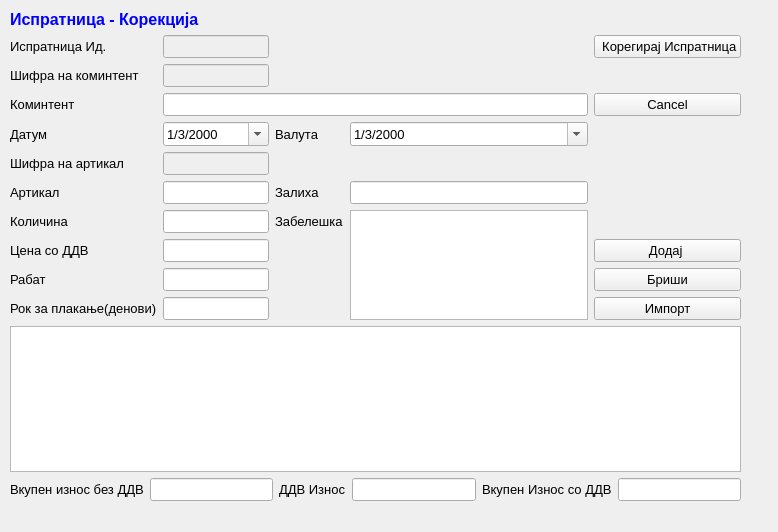
srgank/sterna_x, file sterna/Ispratnici/ispratnicikorekcija.ui: the form before one commit.
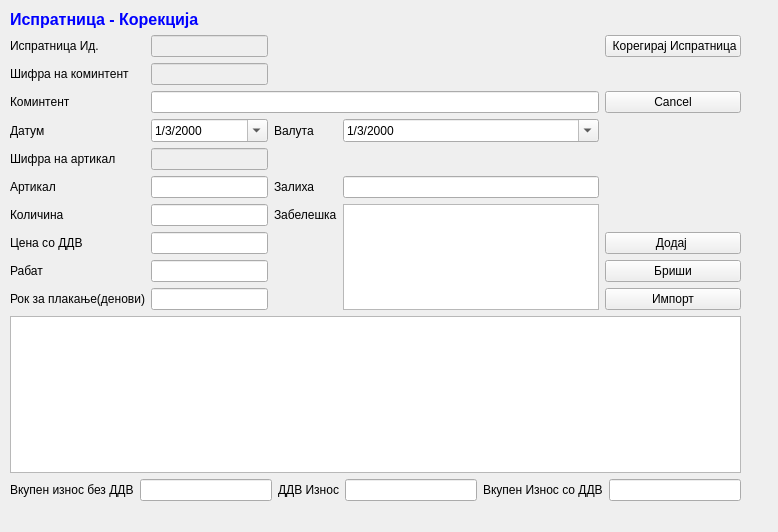
The form after the commit. Icons and pictures are not drawn.

The edit to the form file:
```diff
--- a/sterna/Ispratnici/ispratnicikorekcija.ui
+++ b/sterna/Ispratnici/ispratnicikorekcija.ui
@@ -22,22 +22,12 @@
      <height>491</height>
     </rect>
    </property>
-   <property name="font">
-    <font>
-     <pointsize>10</pointsize>
-    </font>
-   </property>
    <layout class="QGridLayout" name="gridLayout">
     <item row="1" column="1">
      <widget class="QLineEdit" name="lineEdit_5">
       <property name="enabled">
        <bool>false</bool>
       </property>
-      <property name="font">
-       <font>
-        <pointsize>10</pointsize>
-       </font>
-      </property>
      </widget>
     </item>
     <item row="6" column="1">
@@ -45,11 +35,6 @@
       <property name="enabled">
        <bool>true</bool>
       </property>
-      <property name="font">
-       <font>
-        <pointsize>10</pointsize>
-       </font>
-      </property>
       <property name="toolTip">
        <string>&lt;html&gt;&lt;head/&gt;&lt;body&gt;&lt;p&gt;Притисни ЕНТЕР за да те однесе во листата&lt;/p&gt;&lt;/body&gt;&lt;/html&gt;</string>
       </property>
@@ -60,11 +45,6 @@
     </item>
     <item row="8" column="4">
      <widget class="QPushButton" name="pushButton_3">
-      <property name="font">
-       <font>
-        <pointsize>10</pointsize>
-       </font>
-      </property>
       <property name="text">
        <string>Додај </string>
       </property>
@@ -72,11 +52,6 @@
     </item>
     <item row="0" column="0" colspan="2">
      <widget class="QLabel" name="label_4">
-      <property name="font">
-       <font>
-        <pointsize>10</pointsize>
-       </font>
-      </property>
       <property name="text">
        <string>&lt;!DOCTYPE HTML PUBLIC &quot;-//W3C//DTD HTML 4.0//EN&quot; &quot;http://www.w3.org/TR/REC-html40/strict.dtd&quot;&gt;
 &lt;html&gt;&lt;head&gt;&lt;meta name=&quot;qrichtext&quot; content=&quot;1&quot; /&gt;&lt;style type=&quot;text/css&quot;&gt;
@@ -88,11 +63,6 @@
     </item>
     <item row="1" column="0">
      <widget class="QLabel" name="label_7">
-      <property name="font">
-       <font>
-        <pointsize>10</pointsize>
-       </font>
-      </property>
       <property name="text">
        <string>Испратница Ид.</string>
       </property>
@@ -100,11 +70,6 @@
     </item>
     <item row="1" column="4">
      <widget class="QPushButton" name="pushButton_4">
-      <property name="font">
-       <font>
-        <pointsize>10</pointsize>
-       </font>
-      </property>
       <property name="text">
        <string> Корегирај Испратница</string>
       </property>
@@ -116,11 +81,6 @@
     </item>
     <item row="3" column="0">
      <widget class="QLabel" name="label">
-      <property name="font">
-       <font>
-        <pointsize>10</pointsize>
-       </font>
-      </property>
       <property name="text">
        <string>Коминтент</string>
       </property>
@@ -128,11 +88,6 @@
     </item>
     <item row="3" column="4">
      <widget class="QPushButton" name="pushButton_5">
-      <property name="font">
-       <font>
-        <pointsize>10</pointsize>
-       </font>
-      </property>
       <property name="text">
        <string>Cancel</string>
       </property>
@@ -140,11 +95,6 @@
     </item>
     <item row="4" column="0">
      <widget class="QLabel" name="label_2">
-      <property name="font">
-       <font>
-        <pointsize>10</pointsize>
-       </font>
-      </property>
       <property name="text">
        <string>Датум</string>
       </property>
@@ -152,11 +102,6 @@
     </item>
     <item row="6" column="0">
      <widget class="QLabel" name="label_3">
-      <property name="font">
-       <font>
-        <pointsize>10</pointsize>
-       </font>
-      </property>
       <property name="text">
        <string>Артикал</string>
       </property>
@@ -164,53 +109,26 @@
     </item>
     <item row="9" column="0">
      <widget class="QLabel" name="label_9">
-      <property name="font">
-       <font>
-        <pointsize>10</pointsize>
-       </font>
-      </property>
       <property name="text">
        <string>Рабат</string>
       </property>
      </widget>
     </item>
     <item row="9" column="1">
-     <widget class="QLineEdit" name="lineEdit_7">
-      <property name="font">
-       <font>
-        <pointsize>10</pointsize>
-       </font>
-      </property>
-     </widget>
+     <widget class="QLineEdit" name="lineEdit_7"/>
     </item>
     <item row="9" column="4">
      <widget class="QPushButton" name="pushButton_6">
-      <property name="font">
-       <font>
-        <pointsize>10</pointsize>
-       </font>
-      </property>
       <property name="text">
        <string>Бриши</string>
       </property>
      </widget>
     </item>
     <item row="11" column="0" colspan="5">
-     <widget class="QTableView" name="tableView">
-      <property name="font">
-       <font>
-        <pointsize>10</pointsize>
-       </font>
-      </property>
-     </widget>
+     <widget class="QTableView" name="tableView"/>
     </item>
     <item row="4" column="1">
      <widget class="QDateTimeEdit" name="dateTimeEdit">
-      <property name="font">
-       <font>
-        <pointsize>10</pointsize>
-       </font>
-      </property>
       <property name="date">
        <date>
         <year>2000</year>
@@ -248,11 +166,6 @@
       <property name="enabled">
        <bool>true</bool>
       </property>
-      <property name="font">
-       <font>
-        <pointsize>10</pointsize>
-       </font>
-      </property>
       <property name="toolTip">
        <string>&lt;html&gt;&lt;head/&gt;&lt;body&gt;&lt;p&gt;Притисни ЕНТЕР за да те однесе во листата&lt;/p&gt;&lt;/body&gt;&lt;/html&gt;</string>
       </property>
@@ -263,11 +176,6 @@
     </item>
     <item row="4" column="3">
      <widget class="QDateTimeEdit" name="dateTimeEdit_2">
-      <property name="font">
-       <font>
-        <pointsize>10</pointsize>
-       </font>
-      </property>
       <property name="date">
        <date>
         <year>2000</year>
@@ -285,11 +193,6 @@
     </item>
     <item row="4" column="2">
      <widget class="QLabel" name="label_12">
-      <property name="font">
-       <font>
-        <pointsize>10</pointsize>
-       </font>
-      </property>
       <property name="text">
        <string>Валута</string>
       </property>
@@ -297,11 +200,6 @@
     </item>
     <item row="7" column="2">
      <widget class="QLabel" name="label_11">
-      <property name="font">
-       <font>
-        <pointsize>10</pointsize>
-       </font>
-      </property>
       <property name="text">
        <string>Забелешка</string>
       </property>
@@ -309,53 +207,25 @@
     </item>
     <item row="6" column="2">
      <widget class="QLabel" name="label_8">
-      <property name="font">
-       <font>
-        <pointsize>10</pointsize>
-       </font>
-      </property>
       <property name="text">
        <string>Залиха</string>
       </property>
      </widget>
     </item>
     <item row="6" column="3">
-     <widget class="QLineEdit" name="lineEdit_6">
-      <property name="font">
-       <font>
-        <pointsize>10</pointsize>
-       </font>
-      </property>
-     </widget>
+     <widget class="QLineEdit" name="lineEdit_6"/>
     </item>
     <item row="7" column="3" rowspan="4">
      <widget class="QTextEdit" name="textEdit"/>
     </item>
     <item row="8" column="1">
-     <widget class="QLineEdit" name="lineEdit_3">
-      <property name="font">
-       <font>
-        <pointsize>10</pointsize>
-       </font>
-      </property>
-     </widget>
+     <widget class="QLineEdit" name="lineEdit_3"/>
     </item>
     <item row="7" column="1">
-     <widget class="QLineEdit" name="lineEdit_4">
-      <property name="font">
-       <font>
-        <pointsize>10</pointsize>
-       </font>
-      </property>
-     </widget>
+     <widget class="QLineEdit" name="lineEdit_4"/>
     </item>
     <item row="8" column="0">
      <widget class="QLabel" name="label_5">
-      <property name="font">
-       <font>
-        <pointsize>10</pointsize>
-       </font>
-      </property>
       <property name="text">
        <string>Цена со ДДВ</string>
       </property>
@@ -363,11 +233,6 @@
     </item>
     <item row="7" column="0">
      <widget class="QLabel" name="label_6">
-      <property name="font">
-       <font>
-        <pointsize>10</pointsize>
-       </font>
-      </property>
       <property name="text">
        <string>Количина</string>
       </property>
```
